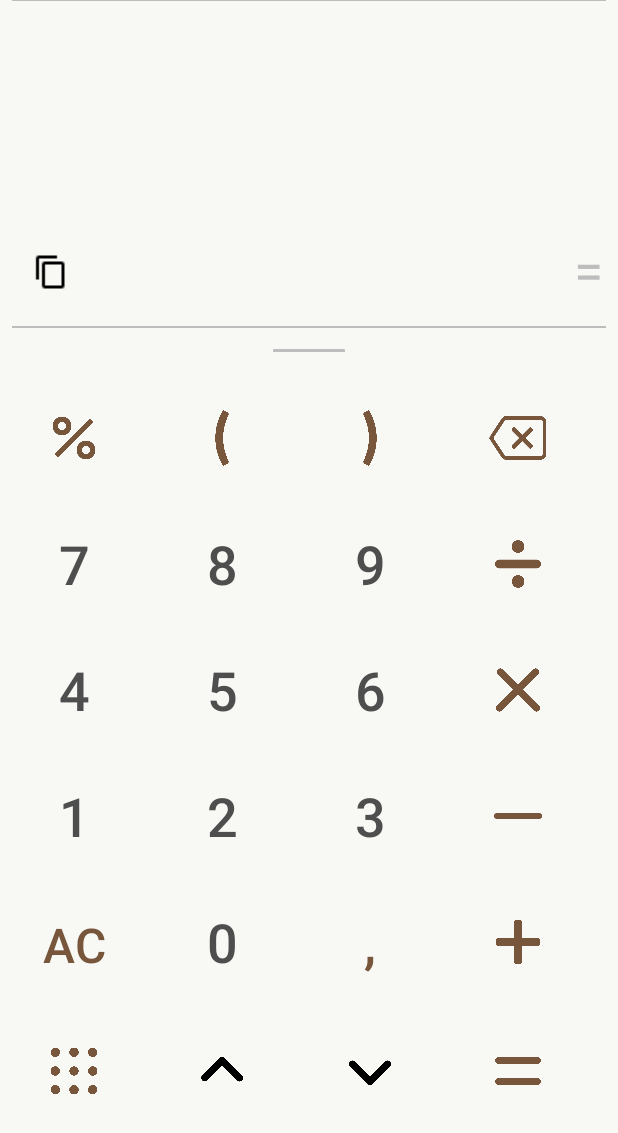
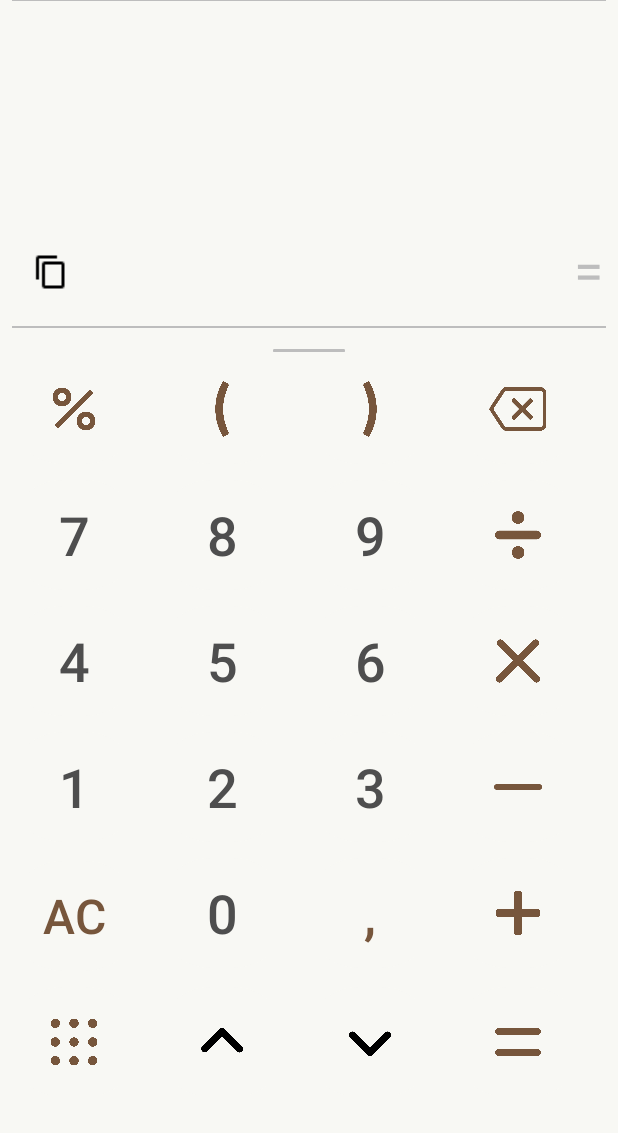
Before and after one commit to Junio00r/calculatorApp, an Android app: the screen it shows after launch (MainActivity), on a phone screen of 412 x 824 dp. Shown: the top 1133 px of the screen. Run offline under Robolectric (Android 15) with nearby library versions, the phone set to English and light mode, and no system bars.

Commit message:
view pager implemented

```diff
--- a/app/build.gradle
+++ b/app/build.gradle
@@ -45,7 +45,7 @@ android {
 dependencies {
     implementation 'org.apache.logging.log4j:log4j-core:2.20.0'
     implementation 'androidx.appcompat:appcompat:1.6.1'
-    implementation "androidx.viewpager2:viewpager2:1.0.0"
+    implementation 'androidx.viewpager2:viewpager2:1.0.0'
     implementation 'com.google.android.material:material:1.9.0'
     implementation 'androidx.legacy:legacy-support-v4:1.0.0'
     implementation 'androidx.constraintlayout:constraintlayout:2.1.4'
--- a/app/src/main/java/com/devmobile/android/calculadora/MainActivity.java
+++ b/app/src/main/java/com/devmobile/android/calculadora/MainActivity.java
@@ -5,25 +5,27 @@ import android.content.ClipData;
 import android.content.ClipboardManager;
 import android.content.Context;
 import android.os.Bundle;
+import android.view.LayoutInflater;
 import android.view.View;
 import android.widget.Button;
 import android.widget.ImageButton;
 import android.widget.LinearLayout;
 import android.widget.TextView;
 import android.widget.Toast;
-
 import androidx.annotation.NonNull;
 import androidx.appcompat.app.AppCompatActivity;
+import androidx.constraintlayout.widget.ConstraintLayout;
 import androidx.recyclerview.widget.LinearLayoutManager;
 import androidx.recyclerview.widget.RecyclerView;
+import androidx.viewpager2.widget.ViewPager2;
 
 import com.devmobile.android.calculadora.model.CustomEditTextView;
 import com.devmobile.android.calculadora.model.OnItemClickListener;
 import com.devmobile.android.calculadora.model.TopSheetBehavior;
 import com.devmobile.android.calculadora.model.recicleView.OperationCalculated;
 import com.devmobile.android.calculadora.model.recicleView.OperationCalculatedAdapter;
+import com.devmobile.android.calculadora.model.viewPager2Fragment.ViewPagerKeyboardAdapter;
 import com.google.android.material.appbar.AppBarLayout;
-
 import java.util.Arrays;
 import java.util.HashSet;
 import java.util.LinkedList;
@@ -43,7 +45,7 @@ public class MainActivity extends AppCompatActivity implements
     private LinearLayout bottom_sheet;
     private HashSet<View> alternativeButtonsHash = new HashSet<>();
     private AppBarLayout appBarLayout;
-    private LinearLayout content_view;
+    private ConstraintLayout defaultKeyboard;
     private ImageButton buttonCopy;
     private ImageButton buttonPercent;
     private ImageButton buttonOpenParenthesis;
@@ -73,13 +75,10 @@ public class MainActivity extends AppCompatActivity implements
     @Override
     protected void onCreate(Bundle savedInstanceState) {
         super.onCreate(savedInstanceState);
-
         // Inflating all layouts in activity_main.xml
         setContentView(R.layout.activity_main);
 
-
         initReferences();
-
     }
 
     @SuppressLint("ResourceType")
@@ -89,36 +88,41 @@ public class MainActivity extends AppCompatActivity implements
         textView = findViewById(R.id.textResultExpression);
         idEditTextView.setTextView(textView);
         recyclerView = findViewById(R.id.recycle_view_historic);
-        content_view = findViewById(R.id.conent_main);
+        defaultKeyboard = findViewById(R.id.default_keyboard);
         topSheetBehavior = findViewById(R.id.top_sheet);
         TopSheetBehavior.from(topSheetBehavior).setState(TopSheetBehavior.STATE_COLLAPSED);
+        LayoutInflater layoutInflater = getLayoutInflater();
+        View externalLayout = layoutInflater.inflate(R.layout.default_keyboard, null);
+
+        ViewPager2 viewPager2 = findViewById(R.id.viewPager);
+        viewPager2.setAdapter(new ViewPagerKeyboardAdapter(this));
 
         // buttons
         buttonCopy = findViewById(R.id.buttonCopy);
-        buttonPercent = findViewById(R.id.buttonPercent);
-        buttonOpenParenthesis = findViewById(R.id.buttonOpenParenthesis);
-        buttonCloseParenthesis = findViewById(R.id.buttonCloseParenthesis);
-        buttonBackSpace = findViewById(R.id.buttonBackSpace);
-        buttonDivision = findViewById(R.id.buttonDivision);
-        buttonMultiplication = findViewById(R.id.buttonMultiplication);
-        buttonSubtraction = findViewById(R.id.buttonSubtraction);
-        buttonSum = findViewById(R.id.buttonSum);
-        buttonEquals = findViewById(R.id.buttonEquals);
-        buttonDown = findViewById(R.id.buttonDown);
-        buttonUp = findViewById(R.id.buttonUp);
-        buttonMenu = findViewById(R.id.buttonMenu);
-        buttonClearAll = findViewById(R.id.buttonClearAll);
-        buttonSeparator = findViewById(R.id.buttonSeparator);
-        buttonZero = findViewById(R.id.buttonZero);
-        buttonOne = findViewById(R.id.buttonOne);
-        buttonTwo = findViewById(R.id.buttonTwo);
-        buttonThree = findViewById(R.id.buttonThree);
-        buttonFour = findViewById(R.id.buttonFour);
-        buttonFive = findViewById(R.id.buttonFive);
-        buttonSix = findViewById(R.id.buttonSix);
-        buttonSeven = findViewById(R.id.buttonSeven);
-        buttonEight = findViewById(R.id.buttonEight);
-        buttonNine = findViewById(R.id.buttonNine);
+        buttonPercent = externalLayout.findViewById(R.id.buttonPercent);
+        buttonOpenParenthesis = externalLayout.findViewById(R.id.buttonOpenParenthesis);
+        buttonCloseParenthesis = externalLayout.findViewById(R.id.buttonCloseParenthesis);
+        buttonBackSpace = externalLayout.findViewById(R.id.buttonBackSpace);
+        buttonDivision = externalLayout.findViewById(R.id.buttonDivision);
+        buttonMultiplication = externalLayout.findViewById(R.id.buttonMultiplication);
+        buttonSubtraction = externalLayout.findViewById(R.id.buttonSubtraction);
+        buttonSum = externalLayout.findViewById(R.id.buttonSum);
+        buttonEquals = externalLayout.findViewById(R.id.buttonEquals);
+        buttonDown = externalLayout.findViewById(R.id.buttonDown);
+        buttonUp = externalLayout.findViewById(R.id.buttonUp);
+        buttonMenu = externalLayout.findViewById(R.id.buttonMenu);
+        buttonClearAll = externalLayout.findViewById(R.id.buttonClearAll);
+        buttonSeparator = externalLayout.findViewById(R.id.buttonSeparator);
+        buttonZero = externalLayout.findViewById(R.id.buttonZero);
+        buttonOne = externalLayout.findViewById(R.id.buttonOne);
+        buttonTwo = externalLayout.findViewById(R.id.buttonTwo);
+        buttonThree = externalLayout.findViewById(R.id.buttonThree);
+        buttonFour = externalLayout.findViewById(R.id.buttonFour);
+        buttonFive = externalLayout.findViewById(R.id.buttonFive);
+        buttonSix = externalLayout.findViewById(R.id.buttonSix);
+        buttonSeven = externalLayout.findViewById(R.id.buttonSeven);
+        buttonEight = externalLayout.findViewById(R.id.buttonEight);
+        buttonNine = externalLayout.findViewById(R.id.buttonNine);
 
         puttingAlternativeButtonsHashMap();
         setButtonOnClickListener();
@@ -144,7 +148,11 @@ public class MainActivity extends AppCompatActivity implements
         };
 
         for (View e : buttons) {
-            e.setOnClickListener(this);
+
+            if (e != null)
+                e.setOnClickListener(this);
+            else
+                System.out.println("here");
         }
     }
 
@@ -276,13 +284,10 @@ public class MainActivity extends AppCompatActivity implements
     }
 
     public void excludeCharacter() {
-
         cursorPosition = getCursorEnd();
 
         if (cursorPosition > 0) {
-
             if (getCursorStart() == getCursorEnd()) {
-
                 if (getCursorStart() < getEditTextSize()
                         && getCursorStart() > 0) {
 
@@ -292,9 +297,7 @@ public class MainActivity extends AppCompatActivity implements
                 } else {
                     idEditTextView.getText().delete(cursorPosition - 1, cursorPosition);
                 }
-
             } else {
-
                 idEditTextView.getText().delete(getCursorStart(), getCursorEnd());
             }
         }
@@ -340,6 +343,7 @@ public class MainActivity extends AppCompatActivity implements
         insertTextInEditText(expressionClicking);
     }
 
+
     // Getters
     public TextView getTextViewId() {
         return findViewById(R.id.textResultExpression);
--- a/app/src/main/java/com/devmobile/android/calculadora/model/CustomRecyclerView.java
+++ b/app/src/main/java/com/devmobile/android/calculadora/model/CustomRecyclerView.java
@@ -24,7 +24,5 @@ public class CustomRecyclerView extends RecyclerView implements View.OnClickList
     }
 
     @Override
-    public void onClick(View v) {
-        System.out.println("Here!");;
-    }
+    public void onClick(View v) { }
 }
--- a/app/src/main/java/com/devmobile/android/calculadora/model/recicleView/OperationCalculatedAdapter.java
+++ b/app/src/main/java/com/devmobile/android/calculadora/model/recicleView/OperationCalculatedAdapter.java
@@ -7,9 +7,7 @@ import android.view.ViewGroup;
 import androidx.annotation.NonNull;
 import androidx.recyclerview.widget.RecyclerView;
 import com.devmobile.android.calculadora.R;
-import com.devmobile.android.calculadora.model.CustomEditTextView;
 import com.devmobile.android.calculadora.model.OnItemClickListener;
-
 import java.util.List;
 
 /** Adapter é a ponte entre o entre o AdpaterView (RecyclerView) e os dados que serão
@@ -22,13 +20,11 @@ import java.util.List;
  */
 public class OperationCalculatedAdapter extends RecyclerView.Adapter<OperationViewHolder> {
     private List<OperationCalculated> operations;
-    private int positionTouched;
     private Context context;
     private OnItemClickListener onItemClickListener;
 
     public OperationCalculatedAdapter(List<OperationCalculated> operationsCalculated, Context context) {
         this.operations = operationsCalculated;
-        this.context = context;
     }
 
     public void addItemClickListener(OnItemClickListener onItemClickListener) {
--- /dev/null
+++ b/app/src/main/java/com/devmobile/android/calculadora/model/viewPager2Fragment/DefaultKeyboard.java
@@ -0,0 +1,34 @@
+package com.devmobile.android.calculadora.model.viewPager2Fragment;
+
+import android.os.Bundle;
+import android.view.LayoutInflater;
+import android.view.View;
+import android.view.ViewGroup;
+
+import androidx.annotation.NonNull;
+import androidx.annotation.Nullable;
+import androidx.fragment.app.Fragment;
+import com.devmobile.android.calculadora.R;
+
+public class DefaultKeyboard extends Fragment {
+
+    @Nullable
+    @Override
+    public View onCreateView(@NonNull LayoutInflater inflater,
+                             @Nullable ViewGroup container,
+                             @Nullable Bundle savedInstanceState) {
+
+        /* 1 - resource – ID for an XML layout resource to load (e.g., R.layout.main_page)
+
+         * 2 - root – Optional view to be the parent of the generated hierarchy (if attachToRoot is true),
+         * or else simply an object that provides a set of LayoutParams values for root of the
+         * returned hierarchy (if attachToRoot is false.).
+         * The root parameter is typically used when you are inflating an individual view from a
+         larger layout or when you want to specify a specific parent for the view you are inflating.
+
+         * 3 - attachToRoot – Whether the inflated hierarchy should be attached to the root parameter?
+         * If false, root is only used to create the correct subclass of LayoutParams for the root view in the XML
+         */
+        return inflater.inflate(R.layout.default_keyboard, container, false);
+    }
+}
--- /dev/null
+++ b/app/src/main/java/com/devmobile/android/calculadora/model/viewPager2Fragment/ExpensiveKeyboard.java
@@ -0,0 +1,35 @@
+package com.devmobile.android.calculadora.model.viewPager2Fragment;
+
+import android.os.Bundle;
+import android.view.LayoutInflater;
+import android.view.View;
+import android.view.ViewGroup;
+import androidx.annotation.NonNull;
+import androidx.annotation.Nullable;
+import androidx.fragment.app.Fragment;
+import com.devmobile.android.calculadora.R;
+
+public class ExpensiveKeyboard extends Fragment {
+
+    @Nullable
+    @Override
+    public View onCreateView(@NonNull LayoutInflater inflater,
+                             @Nullable ViewGroup container,
+                             @Nullable Bundle savedInstanceState) {
+
+        /* 1 - resource – ID for an XML layout resource to load (e.g., R.layout.main_page)
+
+         * 2 - root – Optional view to be the parent of the generated hierarchy (if attachToRoot is true),
+         * or else simply an object that provides a set of LayoutParams values for root of the
+         * returned hierarchy (if attachToRoot is false.).
+         * The root parameter is typically used when you are inflating an individual view from a
+         larger layout or when you want to specify a specific parent for the view you are inflating.
+
+         * 3 - attachToRoot – Whether the inflated hierarchy should be attached to the root parameter?
+         * If false, root is only used to create the correct subclass of LayoutParams for the root view in the XML
+         */
+        return inflater.inflate(
+                R.layout.expensive_keyboard, container, false
+        );
+    }
+}
--- a/app/src/main/java/com/devmobile/android/calculadora/model/viewPager2Fragment/KeyboardSlidePageFragment.java
+++ /dev/null
@@ -1,24 +0,0 @@
-package com.devmobile.android.calculadora.model.viewPager2Fragment;
-
-import android.os.Bundle;
-import android.view.LayoutInflater;
-import android.view.View;
-import android.view.ViewGroup;
-import androidx.annotation.NonNull;
-import androidx.annotation.Nullable;
-import androidx.fragment.app.Fragment;
-
-import com.devmobile.android.calculadora.R;
-
-public class KeyboardSlidePageFragment extends Fragment {
-
-    @Nullable
-    @Override
-    public View onCreateView(@NonNull LayoutInflater inflater, @Nullable ViewGroup container,
-                             @Nullable Bundle savedInstanceState) {
-
-        return inflater.inflate(
-                R.layout.keyboard_slide_expensive, container, false
-        );
-    }
-}
--- a/app/src/main/java/com/devmobile/android/calculadora/model/viewPager2Fragment/ViewPagerTwoAdapter.java
+++ b/app/src/main/java/com/devmobile/android/calculadora/model/viewPager2Fragment/ViewPagerKeyboardAdapter.java
@@ -1,23 +1,30 @@
 package com.devmobile.android.calculadora.model.viewPager2Fragment;
+
+import android.view.View;
 
 import androidx.annotation.NonNull;
 import androidx.fragment.app.Fragment;
 import androidx.fragment.app.FragmentActivity;
 import androidx.viewpager2.adapter.FragmentStateAdapter;
 
-public class ViewPagerTwoAdapter extends FragmentStateAdapter {
-    public ViewPagerTwoAdapter(@NonNull FragmentActivity fragmentActivity) {
+public class ViewPagerKeyboardAdapter
+        extends FragmentStateAdapter {
+
+    public ViewPagerKeyboardAdapter(@NonNull FragmentActivity fragmentActivity) {
         super(fragmentActivity);
     }
 
     @NonNull
     @Override
     public Fragment createFragment(int position) {
-        return null;
+        if (position == 0)
+            return new DefaultKeyboard();
+        else
+            return new ExpensiveKeyboard();
     }
 
     @Override
     public int getItemCount() {
-        return 0;
+        return 2;
     }
 }
--- a/app/src/main/res/layout/activity_main.xml
+++ b/app/src/main/res/layout/activity_main.xml
@@ -9,26 +9,17 @@
     android:orientation="vertical"
     tools:context=".MainActivity">
 
-
-    <com.google.android.material.appbar.AppBarLayout
-        android:id="@+id/appBarWithGrid"
-        android:layout_width="match_parent"
-        android:layout_height="wrap_content"
-        android:layout_gravity="bottom"
-        app:layout_anchor="@id/top_sheet"
-        app:layout_anchorGravity="bottom"
-        app:layout_behavior="com.google.android.material.appbar.AppBarLayout$ScrollingViewBehavior">
-
-        <include layout="@layout/conent_main" />
-
-    </com.google.android.material.appbar.AppBarLayout>
-
     <include layout="@layout/top_sheet" />
 
     <androidx.viewpager2.widget.ViewPager2
-        android:id="@+id/keyboard_default_viewPager2"
+        android:id="@+id/viewPager"
         android:layout_width="match_parent"
-        android:layout_height="wrap_content" />
+        android:layout_height="500dp"
+        android:layout_gravity="bottom"
+        android:orientation="horizontal"
+        app:layout_anchor="@id/top_sheet"
+        app:layout_anchorGravity="bottom">
 
+    </androidx.viewpager2.widget.ViewPager2>
 
 </androidx.coordinatorlayout.widget.CoordinatorLayout>
--- a/app/src/main/res/layout/conent_main.xml
+++ b/app/src/main/res/layout/default_keyboard.xml
@@ -1,24 +1,24 @@
 <?xml version="1.0" encoding="utf-8"?>
-<LinearLayout xmlns:android="http://schemas.android.com/apk/res/android"
+<androidx.constraintlayout.widget.ConstraintLayout xmlns:android="http://schemas.android.com/apk/res/android"
     xmlns:app="http://schemas.android.com/apk/res-auto"
     xmlns:tools="http://schemas.android.com/tools"
-    android:id="@+id/conent_main"
-    android:layout_width="786dp"
+    android:id="@+id/default_keyboard"
+    android:layout_width="match_parent"
     android:layout_height="wrap_content"
     android:layout_gravity="bottom"
     android:background="@color/primary"
-    android:orientation="horizontal"
     tools:context=".MainActivity">
 
     <androidx.gridlayout.widget.GridLayout
         android:id="@+id/gridLayout"
-        android:layout_width="wrap_content"
+        android:layout_width="match_parent"
         android:layout_height="wrap_content"
         android:layout_marginBottom="20dp"
         android:background="@color/primary"
         android:maxHeight="700dp"
         app:columnCount="4"
         app:layout_constraintBottom_toBottomOf="parent"
+        app:layout_constraintStart_toStartOf="parent"
         app:rowCount="6">
 
         <ImageButton
@@ -297,4 +297,5 @@
 
     </androidx.gridlayout.widget.GridLayout>
 
-</LinearLayout>
+
+</androidx.constraintlayout.widget.ConstraintLayout>
--- a/app/src/main/res/layout/keyboard_slide_expensive.xml
+++ b/app/src/main/res/layout/expensive_keyboard.xml
@@ -3,7 +3,8 @@
     xmlns:app="http://schemas.android.com/apk/res-auto"
     android:id="@+id/keyboard_viewPager"
     android:layout_width="match_parent"
-    android:layout_height="match_parent"
+    android:layout_height="wrap_content"
+    android:layout_gravity="bottom"
     android:background="@color/primary">
 
     <androidx.gridlayout.widget.GridLayout
@@ -365,9 +366,7 @@
         android:layout_width="match_parent"
         android:layout_height="70dp"
         android:layout_marginBottom="20dp"
-        app:layout_constraintBottom_toBottomOf="parent"
-        app:layout_constraintEnd_toEndOf="parent"
-        app:layout_constraintStart_toStartOf="parent">
+        app:layout_constraintBottom_toBottomOf="parent">
 
         <ImageButton
             android:id="@+id/buttonUp"
```
